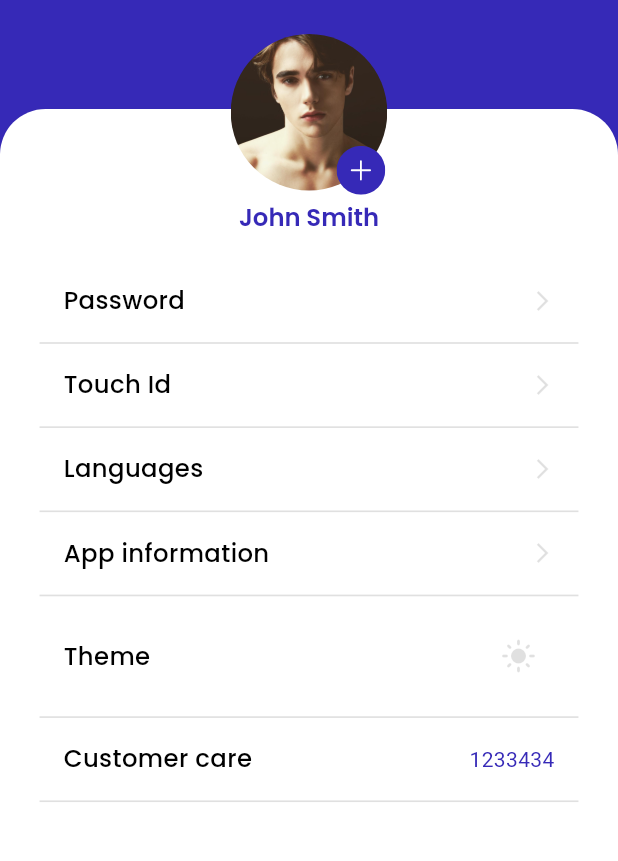
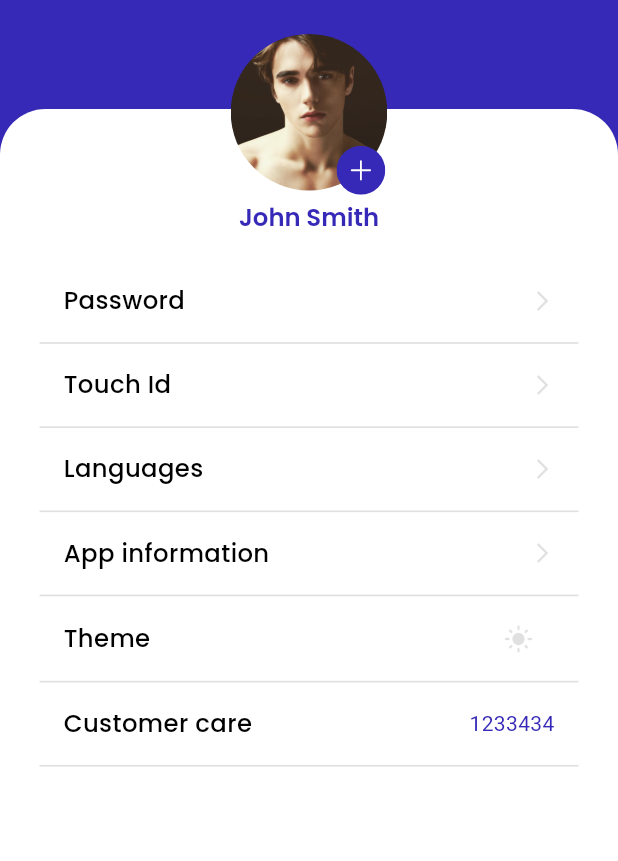
Before and after one commit to Aakanksha507/veda_project, a Flutter app: the SettingScreen screen opened directly, after a tap on "Theme", on a phone screen of 412 x 824 dp, the part 77-938 px from its top. Run offline on Flutter 3.47's test engine with Material 3 defaults, Android fonts, the phone set to English and light mode, and no system bars; our stand-ins replace cached_network_image, dio, flutter_riverpod, flutter_screenutil, flutter_svg, google_fonts and 4 more; accounts and stored records are empty; generated files the repository leaves out were written again; network calls fail.

Commit message:
Done Updating Api_News , Setting UI.

```diff
--- a/lib/features/auth/shared_preference.dart
+++ b/lib/features/auth/shared_preference.dart
@@ -12,7 +12,7 @@ class SharedPrefService {
   Future<void> setData(User user) async {
     final SharedPreferences prefs = await SharedPreferences.getInstance();
     List<String> userList = prefs.getStringList(_usersKey) ?? [];
-    debugPrint("%%%%% usersdata: ${userList}");
+    // debugPrint("%%%%% usersdata: ${userList}");
 
     userList.removeWhere((jsonStr) {
       final map = jsonDecode(jsonStr);
@@ -119,8 +119,9 @@ Future<List<User>> getAllUsers() async {
         if (base64Image != null && base64Image.isNotEmpty) {
           final bytes = base64Decode(base64Image);
           final appDocDir = await getApplicationDocumentsDirectory();
-          final file = File('${appDocDir.path}/profile_image');
-          await file.writeAsBytes(bytes);
+          final file = File('${appDocDir.path}/profile_img_${DateTime.now().millisecondsSinceEpoch}');
+          debugPrint("&&&& Image: '${appDocDir.path}/profile_img_${DateTime.now().millisecondsSinceEpoch}'");
+          await file.writeAsBytes(bytes, flush: true);
           return file;
         }
       }
@@ -134,6 +135,7 @@ Future<List<User>> getAllUsers() async {
     if (phoneNumber == null) return;
 
     List<String> userList = prefs.getStringList(_usersKey) ?? [];
+
     List<String> updated =
         userList.map((userJson) {
           final userMap = jsonDecode(userJson);
@@ -142,6 +144,8 @@ Future<List<User>> getAllUsers() async {
           }
           return jsonEncode(userMap);
         }).toList();
+        // debugPrint("%%& userlist: ${updated}");
+
 
     await prefs.setStringList(_usersKey, updated);
   }
--- a/lib/features/auth/signup/sign_up_page.dart
+++ b/lib/features/auth/signup/sign_up_page.dart
@@ -6,6 +6,7 @@ import 'package:myflutterapp/features/auth/sevice/input_validation.dart';
 import 'package:myflutterapp/features/auth/shared_preference.dart';
 import 'package:myflutterapp/features/homepage/screen_widgets/background_layout_widget.dart';
 import 'package:myflutterapp/features/button_widgets/custom_button_widget.dart';
+import 'package:myflutterapp/features/utils/custom_snack_bar.dart';
 import 'package:myflutterapp/features/widget/text_field_widget/input_fiels_widget.dart';
 import 'package:myflutterapp/features/auth/signup/term_condition_checkup_box.dart';
 import 'package:myflutterapp/features/widget/text_widget.dart';
@@ -125,10 +126,7 @@ class SignUpPageState extends State<SignUpPage> {
                         await prefService.setData(newUser);
                         await prefService.setUserPhoneNumber(newUser.phoneNumber!);
 
-                        ScaffoldMessenger.of(context).showSnackBar(
-                          SnackBar(content: Text(loc.registration_success_message),
-                          duration: Duration(seconds: 1))
-                        );
+                        CustomSnackBar.show(context, loc.registration_success_message);
                         Navigator.pushReplacement(
                           context,
                           MaterialPageRoute(
--- a/lib/features/button_widgets/cutom_toggle_switch_widget.dart
+++ b/lib/features/button_widgets/cutom_toggle_switch_widget.dart
@@ -1,34 +1,48 @@
 import 'package:flutter/material.dart';
 import 'package:flutter_riverpod/flutter_riverpod.dart';
+import 'package:flutter_screenutil/flutter_screenutil.dart';
 import 'package:myflutterapp/AppColor/app_color.dart';
 import 'package:myflutterapp/theme/theme_preference.dart';
 
-class CutomToggleSwitchWidget extends ConsumerStatefulWidget{
+class CutomToggleSwitchWidget extends ConsumerStatefulWidget {
   final Color? darkbtn;
   final Color? lightbtn;
-  const CutomToggleSwitchWidget( {super.key, this.darkbtn, this.lightbtn});
+  const CutomToggleSwitchWidget({super.key, this.darkbtn, this.lightbtn});
 
   @override
-  ConsumerState<CutomToggleSwitchWidget> createState() => _CutomToggleSwitchWidgetState();
+  ConsumerState<CutomToggleSwitchWidget> createState() =>
+      _CutomToggleSwitchWidgetState();
 }
 
-class _CutomToggleSwitchWidgetState extends ConsumerState<CutomToggleSwitchWidget> {
-
-
+class _CutomToggleSwitchWidgetState
+    extends ConsumerState<CutomToggleSwitchWidget> {
   @override
   Widget build(BuildContext context) {
     //check whether the app is currently in dark mode or light mode
     final themeMode = ref.watch(themeModeProvider);
     final isDark = themeMode == ThemeMode.dark;
-    return IconButton(
+    return SizedBox(
+      height: 24.h,
+      child: Center(
+        child: IconButton(
+          padding: EdgeInsets.zero,
+          constraints: BoxConstraints(),
+          iconSize: 20,
           icon: Icon(
-        isDark? Icons.dark_mode : Icons.light_mode,
-        color: isDark ? widget.darkbtn ?? AppColor.semantic3:  widget.lightbtn?? AppColor.neutral6 ,
+            isDark ? Icons.dark_mode : Icons.light_mode,
+            color:
+                isDark
+                    ? widget.darkbtn ?? AppColor.semantic3
+                    : widget.lightbtn ?? AppColor.neutral6,
           ),
-      onPressed:() async {
+          onPressed: () async {
             final newMode = isDark ? ThemeMode.light : ThemeMode.dark;
             ref.read(themeModeProvider.notifier).state = newMode;
+
           },
+
+        ),
+      ),
     );
   }
 }
--- a/lib/features/homepage/screens/setting/language_widget.dart
+++ b/lib/features/homepage/screens/setting/language_widget.dart
@@ -1,6 +1,7 @@
 import 'package:flutter/material.dart';
 import 'package:flutter_riverpod/flutter_riverpod.dart';
 import 'package:myflutterapp/AppColor/app_color.dart';
+import 'package:myflutterapp/features/utils/custom_snack_bar.dart';
 import 'package:myflutterapp/theme/theme_preference.dart';
 
 class LanguageDialog extends ConsumerWidget {
@@ -44,10 +45,7 @@ class LanguageDialog extends ConsumerWidget {
       onTap: () {
         ref.read(localeProvider.notifier).state = locale;
        Navigator.pop(context);
-        ScaffoldMessenger.of(context).showSnackBar(
-          SnackBar(content: Text('Language changed to $label'),
-          duration: Duration(seconds: 1))
-        );
+        CustomSnackBar.show(context, 'Language Change to $label');
       },
     );
   }
--- a/lib/features/homepage/screens/setting/setting_screen.dart
+++ b/lib/features/homepage/screens/setting/setting_screen.dart
@@ -10,6 +10,7 @@ import 'package:myflutterapp/features/button_widgets/cutom_toggle_switch_widget.
 import 'package:myflutterapp/features/homepage/screen_widgets/app_bar_widget.dart';
 import 'package:myflutterapp/features/homepage/screens/setting/language_widget.dart';
 import 'package:myflutterapp/features/homepage/screens/setting/password.dart';
+import 'package:myflutterapp/features/utils/custom_snack_bar.dart';
 import 'package:myflutterapp/features/widget/profile_user_img_widget.dart';
 import 'package:myflutterapp/features/widget/profile_username_widget.dart';
 import 'package:myflutterapp/AppColor/app_color.dart';
@@ -41,6 +42,10 @@ class _SettingScreenState extends State<SettingScreen> {
       setState(() {
         selectedImage = file;
       });
+    } else {
+      setState(() {
+        selectedImage = null;
+      });
     }
   }
 
@@ -54,6 +59,7 @@ class _SettingScreenState extends State<SettingScreen> {
           content: Column(
             mainAxisSize: MainAxisSize.min,
             children: <Widget>[
+              if (selectedImage == null) ...[
                 ListTile(
                   leading: Icon(Icons.camera_alt_outlined),
                   title: Text("Camera"),
@@ -74,13 +80,16 @@ class _SettingScreenState extends State<SettingScreen> {
                     );
                   },
                 ),
+              ] else ...[
                 ListTile(
                   leading: Icon(Icons.remove_circle_outline),
                   title: Text("Remove"),
                   onTap: () async {
+                    await prefService.clearUserProfileImage();
                     Navigator.pop(context, null);
                   },
                 ),
+              ],
             ],
           ),
         );
@@ -95,11 +104,11 @@ class _SettingScreenState extends State<SettingScreen> {
     }
     final imageFile = File(returnedImage.path);
     await prefService.saveImageToPrefs(imageFile);
+    final newImage = await prefService.loadUserProfileImage();
     setState(() {
       selectedImage = imageFile;
     });
   }
-
 
   // Future<void> getLostData() async {
   //   final ImagePicker picker = ImagePicker();
@@ -196,10 +205,12 @@ class _SettingScreenState extends State<SettingScreen> {
             child: ProfileUsernameWidget(username: loc.user),
           ),
           Positioned(
-            top: 166.h, left: 24.w, right: 24.w, bottom: 0,
+            top: 166.h,
+            left: 24.w,
+            right: 24.w,
+            bottom: 0,
             // padding: EdgeInsets.symmetric(vertical: 166.h, horizontal: 24.w),
             child: ListView.separated(
-
               itemBuilder: (context, index) {
                 final items = item[index];
 
@@ -222,12 +233,7 @@ class _SettingScreenState extends State<SettingScreen> {
                             );
                             break;
                           case 1:
-                            ScaffoldMessenger.of(context).showSnackBar(
-                              SnackBar(
-                                content: Text("Coming Soon"),
-                                duration: Duration(seconds: 1),
-                              ),
-                            );
+                              CustomSnackBar.show(context, loc.comingSoon);
                             break;
                           case 2:
                             showDialog(
@@ -237,23 +243,13 @@ class _SettingScreenState extends State<SettingScreen> {
                             break;
 
                           case 3:
-                            ScaffoldMessenger.of(context).showSnackBar(
-                              SnackBar(
-                                content: Text("Coming Soon"),
-                                duration: Duration(seconds: 1),
-                              ),
-                            );
+                              CustomSnackBar.show(context, loc.comingSoon);
                             break;
                           case 4:
                             CutomToggleSwitchWidget();
                             break;
                           case 5:
-                            ScaffoldMessenger.of(context).showSnackBar(
-                              SnackBar(
-                                content: Text("Coming Soon"),
-                                duration: Duration(seconds: 1),
-                              ),
-                            );
+                             CustomSnackBar.show(context, loc.comingSoon);
                             break;
                         }
                       },
@@ -261,6 +257,7 @@ class _SettingScreenState extends State<SettingScreen> {
                         padding: EdgeInsets.all(16),
                         child: Row(
                           mainAxisAlignment: MainAxisAlignment.spaceBetween,
+                            crossAxisAlignment: CrossAxisAlignment.center,
                           children: [
                             Text(
                               items,
--- a/lib/main.dart
+++ b/lib/main.dart
@@ -22,16 +22,20 @@ class MyApp extends ConsumerStatefulWidget {
   @override
   ConsumerState<MyApp> createState() => _MyAppState();
 }
+    final GlobalKey materialAppKey = GlobalKey();
 
 class _MyAppState extends ConsumerState<MyApp> {
 
   @override
   Widget build(BuildContext context) {
+
+
     //ref is obj provided by riverpod that access and react to state provider.
     final themeMode = ref.watch(themeModeProvider);
     final appLocale = ref.watch(localeProvider);
 
     return MaterialApp(
+      key: materialAppKey,
       theme: AppTheme.lighttheme(),
       darkTheme: AppTheme.darkTheme(),
       themeMode: themeMode,//ThemeMode.system,
```
Also changed, not shown: lib/Api/api.dart (+165 -99 lines), lib/features/auth/login/sign_in_page.dart (+8 -12 lines), lib/features/homepage/dashbaord_page.dart (+60 -59 lines), lib/features/homepage/screens/beneficiary/edit_beneficary.dart (+2 -6 lines), lib/features/homepage/screens/transactions/add_expenses.dart (+3 -6 lines), lib/features/homepage/screens/transactions/edit_expenses.dart (+2 -6 lines), lib/features/homepage/screens/transactions/transaction_report.dart (+4 -7 lines), lib/features/utils/custom_snack_bar.dart (added, +15 -0 lines), lib/features/widget/home_category_layout.dart (+2 -6 lines), 1 other file. Lines whose indentation alone changed are shown as unchanged.
